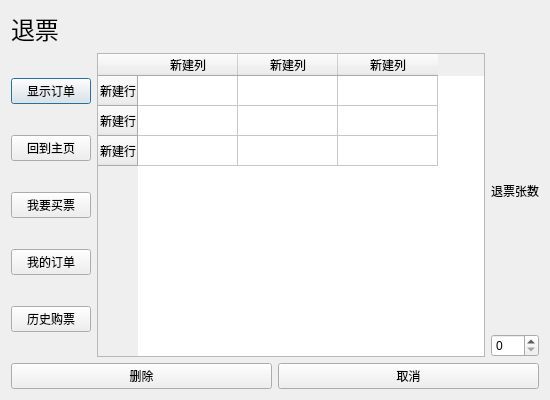
Before: the Qt Designer form UI/userreturn.ui in New-bottle/train-ticket-system, drawn with Qt 5.
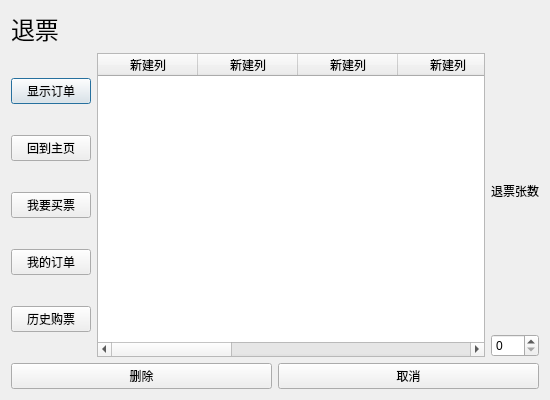
After: the same form once the commit is applied.

The edit to the form file:
```diff
--- a/UI/userreturn.ui
+++ b/UI/userreturn.ui
@@ -70,21 +70,36 @@
      </item>
      <item>
       <widget class="QTableWidget" name="tableWidget">
-       <row>
+       <column>
         <property name="text">
-         <string>新建行</string>
+         <string>新建列</string>
         </property>
-       </row>
-       <row>
+       </column>
+       <column>
         <property name="text">
-         <string>新建行</string>
+         <string>新建列</string>
         </property>
-       </row>
-       <row>
+       </column>
+       <column>
         <property name="text">
-         <string>新建行</string>
+         <string>新建列</string>
         </property>
-       </row>
+       </column>
+       <column>
+        <property name="text">
+         <string>新建列</string>
+        </property>
+       </column>
+       <column>
+        <property name="text">
+         <string>新建列</string>
+        </property>
+       </column>
+       <column>
+        <property name="text">
+         <string>新建列</string>
+        </property>
+       </column>
        <column>
         <property name="text">
          <string>新建列</string>
```
